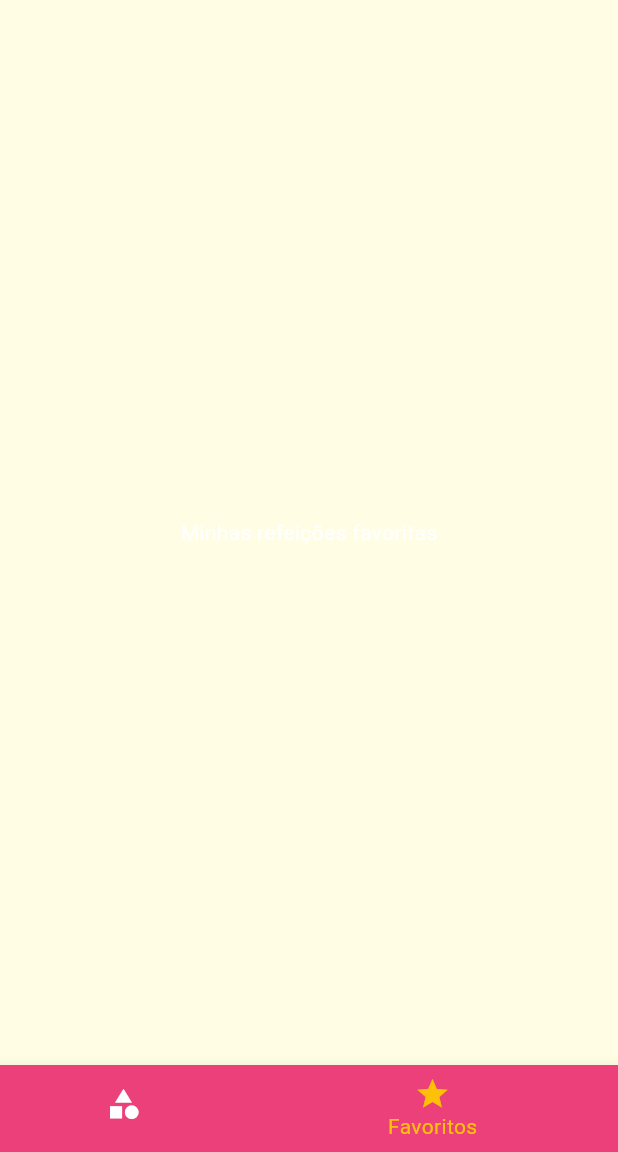
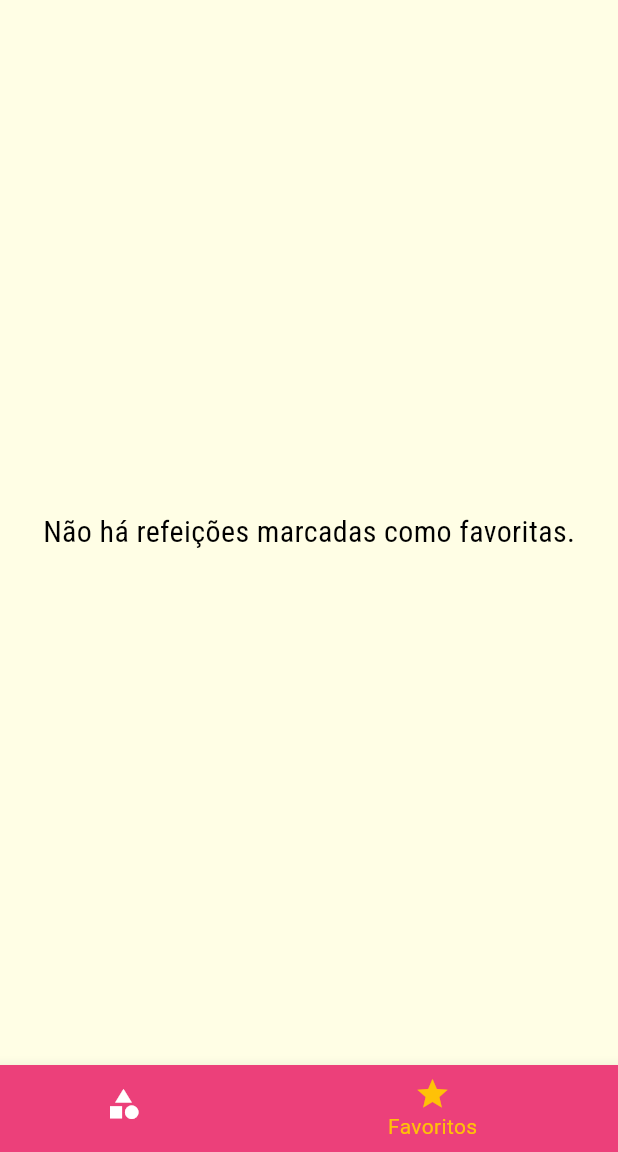
Before and after one commit to IsraelRAlencar/Projeto-Meals, a Flutter app: the screen it shows after launch, item 2 of the bottom bar chosen, on a phone screen of 412 x 824 dp, the part 84-1236 px from its top. Run offline on Flutter 3.47's test engine with Material 3 defaults, Android fonts, the phone set to English and light mode, and no system bars.

Commit message:
new - commit final implementando favoritar receita

```diff
--- a/lib/main.dart
+++ b/lib/main.dart
@@ -1,17 +1,60 @@
 import 'package:flutter/material.dart';
+import 'package:meals/models/settings.dart';
 import 'package:meals/screens/settings_screen.dart';
 import 'screens/categories_meals_screen.dart';
 import 'utils/app_routes.dart';
 import 'screens/meal_detail_screen.dart';
 import 'screens/tabs_screen.dart';
+import 'models/meal.dart';
+import 'data/dummy_data.dart';
 
-void main() => runApp(MyApp());
+void main() => runApp(const MyApp());
 
-class MyApp extends StatelessWidget {
-  MyApp({super.key});
+class MyApp extends StatefulWidget {
+  const MyApp({super.key});
+
+  @override
+  State<MyApp> createState() => _MyAppState();
+}
+
+class _MyAppState extends State<MyApp> {
   final ThemeData theme = ThemeData(
     fontFamily: 'Raleway',
   );
+
+  Settings settings = Settings();
+  List<Meal> _availableMeals = DUMMY_MEALS;
+  final List<Meal> _favoriteMeals = [];
+
+  void _filterMeals(Settings settings) {
+    setState(() {
+      this.settings = settings;
+
+      _availableMeals = DUMMY_MEALS.where((meal) {
+        final filterGluten = settings.isGlutenFree && !meal.isGlutenFree;
+        final filterLactose = settings.isLactoseFree && !meal.isLactoseFree;
+        final filterVegan = settings.isVegan && !meal.isVegan;
+        final filterVegetarian = settings.isVegetarian && !meal.isVegetarian;
+
+        return !filterGluten &&
+            !filterLactose &&
+            !filterVegan &&
+            !filterVegetarian;
+      }).toList();
+    });
+  }
+
+  void _toggleFavorite(Meal meal) {
+    setState(() {
+      _favoriteMeals.contains(meal)
+          ? _favoriteMeals.remove(meal)
+          : _favoriteMeals.add(meal);
+    });
+  }
+
+  bool _isFavorite(Meal meal) {
+    return _favoriteMeals.contains(meal);
+  }
 
   @override
   Widget build(BuildContext context) {
@@ -32,12 +75,14 @@ class MyApp extends StatelessWidget {
           ),
         ),
       ),
-      home: const TabsScreen(),
+      home: TabsScreen(_favoriteMeals),
       routes: {
-        AppRoutes.HOME: (ctx) => const TabsScreen(),
-        AppRoutes.CATEGORIES_MEALS: (ctx) => CategoiresMealsScreen(),
-        AppRoutes.MEAL_DETAIL: (ctx) => const MealDetailScreen(),
-        AppRoutes.SETTINGS: (ctx) => const SettingsScreen(),
+        AppRoutes.HOME: (ctx) => TabsScreen(_favoriteMeals),
+        AppRoutes.CATEGORIES_MEALS: (ctx) =>
+            CategoiresMealsScreen(_availableMeals),
+        AppRoutes.MEAL_DETAIL: (ctx) =>
+            MealDetailScreen(_toggleFavorite, _isFavorite),
+        AppRoutes.SETTINGS: (ctx) => SettingsScreen(_filterMeals, settings),
       },
     );
   }
--- a/lib/screens/favorite_screen.dart
+++ b/lib/screens/favorite_screen.dart
@@ -1,12 +1,32 @@
 import 'package:flutter/material.dart';
+import 'package:meals/components/meal_item.dart';
+import '../models/meal.dart';
 
 class FavoriteScreen extends StatelessWidget {
-  const FavoriteScreen({super.key});
+  final List<Meal> favoriteMeals;
+
+  const FavoriteScreen(this.favoriteMeals, {super.key});
 
   @override
   Widget build(BuildContext context) {
-    return const Center(
-      child: Text('Minhas refeições favoritas'),
-    );
+    if (favoriteMeals.isEmpty) {
+      return const Center(
+        child: Text(
+          'Não há refeições marcadas como favoritas.',
+          style: TextStyle(
+            fontFamily: 'RobotoCondensed',
+            color: Colors.black,
+            fontSize: 20,
+          ),
+        ),
+      );
+    } else {
+      return ListView.builder(
+        itemCount: favoriteMeals.length,
+        itemBuilder: (ctx, index) {
+          return MealItem(favoriteMeals[index]);
+        },
+      );
+    }
   }
 }
--- a/lib/screens/tabs_screen.dart
+++ b/lib/screens/tabs_screen.dart
@@ -2,9 +2,12 @@ import 'package:flutter/material.dart';
 import 'categories_screen.dart';
 import 'favorite_screen.dart';
 import '../components/main_drawer.dart';
+import '../models/meal.dart';
 
 class TabsScreen extends StatefulWidget {
-  const TabsScreen({super.key});
+  final List<Meal> favoriteMeals;
+
+  const TabsScreen(this.favoriteMeals, {super.key});
 
   @override
   State<TabsScreen> createState() => _TabsScreenState();
@@ -12,11 +15,19 @@ class TabsScreen extends StatefulWidget {
 
 class _TabsScreenState extends State<TabsScreen> {
   int _selectedScreenIndex = 0;
+  late List<Map<String, Object>> _screens;
 
-  final List<Map<String, Object>> _screens = [
-    {'title': 'Lista de Categorias', 'screen': const CategoriesScreen()},
-    {'title': 'Meus Favoritos', 'screen': const FavoriteScreen()},
-  ];
+  @override
+  void initState() {
+    super.initState();
+    _screens = [
+      {'title': 'Lista de Categorias', 'screen': const CategoriesScreen()},
+      {
+        'title': 'Meus Favoritos',
+        'screen': FavoriteScreen(widget.favoriteMeals)
+      },
+    ];
+  }
 
   _selectScreen(int index) {
     setState(() {
```
Also changed, not shown: lib/screens/categories_meals_screen.dart (+6 -2 lines), lib/screens/meal_detail_screen.dart (+6 -3 lines), lib/screens/settings_screen.dart (+20 -5 lines).
